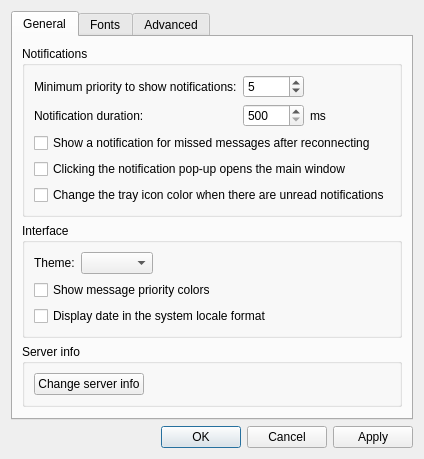
Above: gotify_tray/gui/designs/widget_settings.ui from seird/gotify-tray before the change. Below: the same form after it.
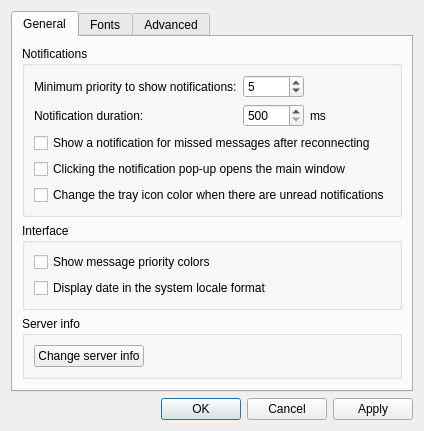
That is the form after the change.

Commit message: Follow the system theme and set the icons accordingly, no more handcrafted theming

The edit to the form file:
```diff
--- a/gotify_tray/gui/designs/widget_settings.ui
+++ b/gotify_tray/gui/designs/widget_settings.ui
@@ -7,7 +7,7 @@
     <x>0</x>
     <y>0</y>
     <width>415</width>
-    <height>450</height>
+    <height>420</height>
    </rect>
   </property>
   <property name="windowTitle">
@@ -130,33 +130,6 @@
           <string>Interface</string>
          </property>
          <layout class="QVBoxLayout" name="verticalLayout_2">
-          <item>
-           <layout class="QHBoxLayout" name="horizontalLayout_3">
-            <item>
-             <widget class="QLabel" name="label_theme">
-              <property name="text">
-               <string>Theme:</string>
-              </property>
-             </widget>
-            </item>
-            <item>
-             <widget class="QComboBox" name="combo_theme"/>
-            </item>
-            <item>
-             <spacer name="horizontalSpacer_4">
-              <property name="orientation">
-               <enum>Qt::Horizontal</enum>
-              </property>
-              <property name="sizeHint" stdset="0">
-               <size>
-                <width>40</width>
-                <height>20</height>
-               </size>
-              </property>
-             </spacer>
-            </item>
-           </layout>
-          </item>
           <item>
            <widget class="QCheckBox" name="cb_priority_colors">
             <property name="toolTip">
```
The commit also changes 35 other files.
